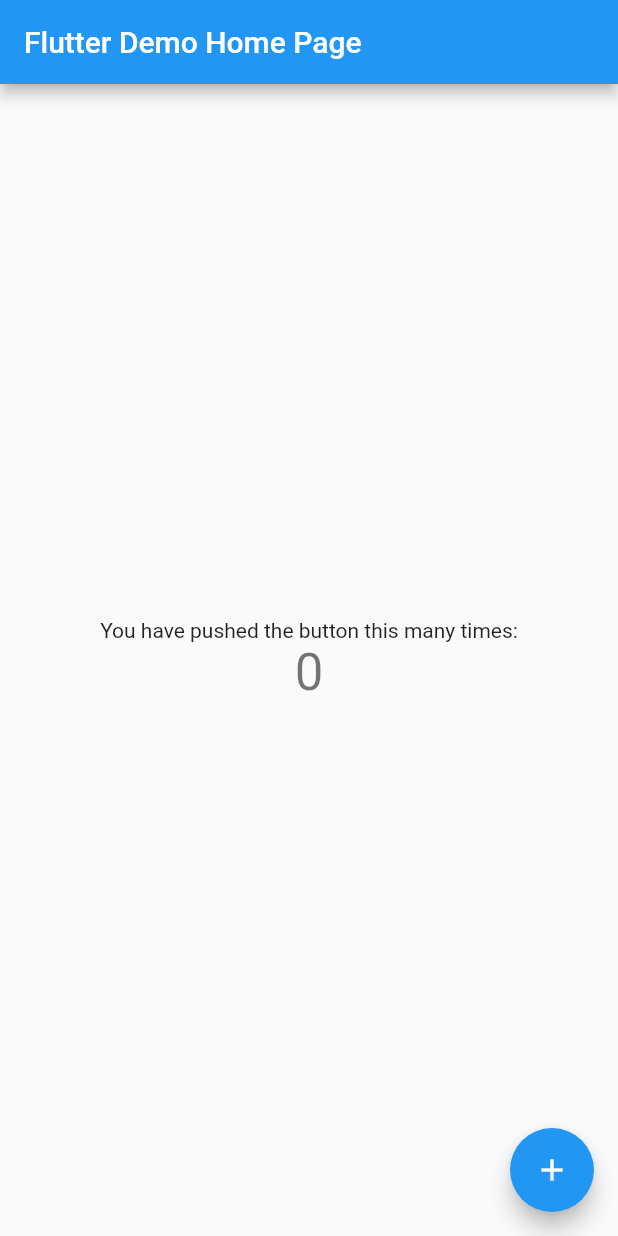
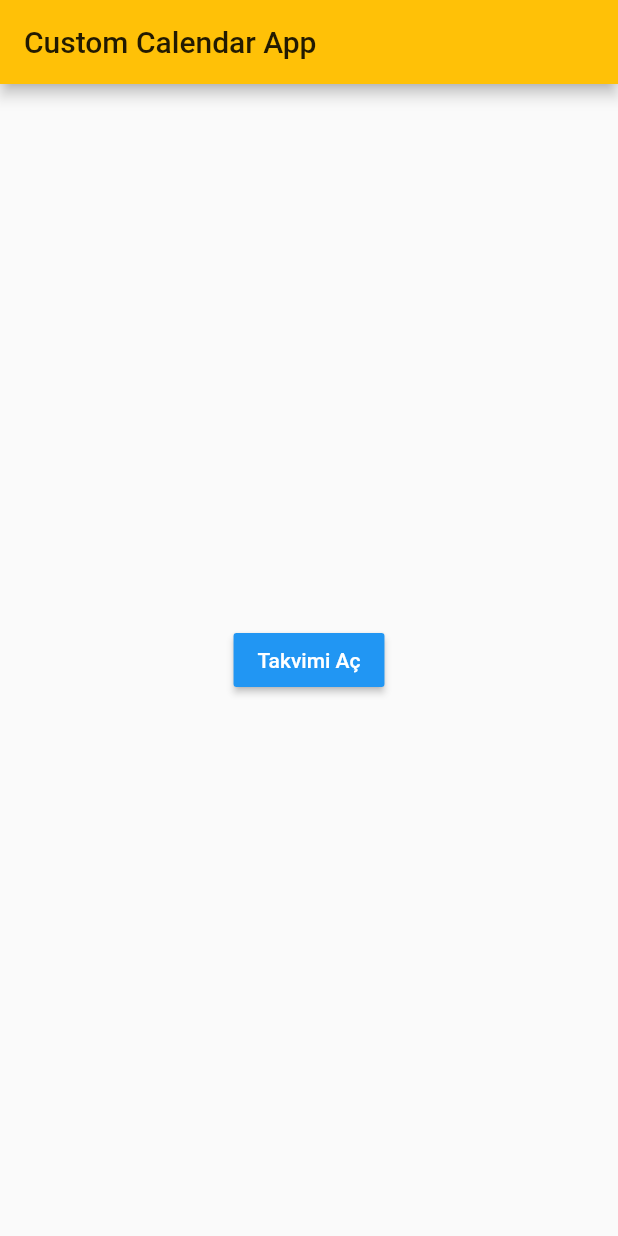
Before and after one commit to SalihCanBinboga/Flutter-Custom-DatePicker, a Flutter app: the screen it shows after launch, on a phone screen of 412 x 824 dp. Run offline on Flutter 3.47's test engine with Material 2 defaults, Android fonts, the phone set to English and light mode, and no system bars.

```diff
--- a/lib/main.dart
+++ b/lib/main.dart
@@ -1,117 +1,54 @@
 import 'package:flutter/material.dart';
 
-void main() {
-  runApp(MyApp());
-}
+void main() => runApp(MyApp());
 
 class MyApp extends StatelessWidget {
-  // This widget is the root of your application.
   @override
   Widget build(BuildContext context) {
     return MaterialApp(
-      title: 'Flutter Demo',
-      theme: ThemeData(
-        // This is the theme of your application.
-        //
-        // Try running your application with "flutter run". You'll see the
-        // application has a blue toolbar. Then, without quitting the app, try
-        // changing the primarySwatch below to Colors.green and then invoke
-        // "hot reload" (press "r" in the console where you ran "flutter run",
-        // or simply save your changes to "hot reload" in a Flutter IDE).
-        // Notice that the counter didn't reset back to zero; the application
-        // is not restarted.
-        primarySwatch: Colors.blue,
-        // This makes the visual density adapt to the platform that you run
-        // the app on. For desktop platforms, the controls will be smaller and
-        // closer together (more dense) than on mobile platforms.
-        visualDensity: VisualDensity.adaptivePlatformDensity,
-      ),
-      home: MyHomePage(title: 'Flutter Demo Home Page'),
+      debugShowCheckedModeBanner: false,
+      theme: ThemeData(primaryColor: Colors.amber),
+      home: HomeScreen(),
     );
   }
 }
 
-class MyHomePage extends StatefulWidget {
-  MyHomePage({Key key, this.title}) : super(key: key);
-
-  // This widget is the home page of your application. It is stateful, meaning
-  // that it has a State object (defined below) that contains fields that affect
-  // how it looks.
-
-  // This class is the configuration for the state. It holds the values (in this
-  // case the title) provided by the parent (in this case the App widget) and
-  // used by the build method of the State. Fields in a Widget subclass are
-  // always marked "final".
-
-  final String title;
-
-  @override
-  _MyHomePageState createState() => _MyHomePageState();
-}
-
-class _MyHomePageState extends State<MyHomePage> {
-  int _counter = 0;
-
-  void _incrementCounter() {
-    setState(() {
-      // This call to setState tells the Flutter framework that something has
-      // changed in this State, which causes it to rerun the build method below
-      // so that the display can reflect the updated values. If we changed
-      // _counter without calling setState(), then the build method would not be
-      // called again, and so nothing would appear to happen.
-      _counter++;
-    });
-  }
-
+class HomeScreen extends StatelessWidget {
   @override
   Widget build(BuildContext context) {
-    // This method is rerun every time setState is called, for instance as done
-    // by the _incrementCounter method above.
-    //
-    // The Flutter framework has been optimized to make rerunning build methods
-    // fast, so that you can just rebuild anything that needs updating rather
-    // than having to individually change instances of widgets.
     return Scaffold(
       appBar: AppBar(
-        // Here we take the value from the MyHomePage object that was created by
-        // the App.build method, and use it to set our appbar title.
-        title: Text(widget.title),
+        title: Text("Custom Calendar App"),
       ),
       body: Center(
-        // Center is a layout widget. It takes a single child and positions it
-        // in the middle of the parent.
-        child: Column(
-          // Column is also a layout widget. It takes a list of children and
-          // arranges them vertically. By default, it sizes itself to fit its
-          // children horizontally, and tries to be as tall as its parent.
-          //
-          // Invoke "debug painting" (press "p" in the console, choose the
-          // "Toggle Debug Paint" action from the Flutter Inspector in Android
-          // Studio, or the "Toggle Debug Paint" command in Visual Studio Code)
-          // to see the wireframe for each widget.
-          //
-          // Column has various properties to control how it sizes itself and
-          // how it positions its children. Here we use mainAxisAlignment to
-          // center the children vertically; the main axis here is the vertical
-          // axis because Columns are vertical (the cross axis would be
-          // horizontal).
-          mainAxisAlignment: MainAxisAlignment.center,
-          children: <Widget>[
-            Text(
-              'You have pushed the button this many times:',
-            ),
-            Text(
-              '$_counter',
-              style: Theme.of(context).textTheme.headline4,
-            ),
-          ],
+        child: RaisedButton(
+          onPressed: () => {Navigator.of(context).push(MaterialPageRoute(builder: (context) => CalendarScreen()))},
+          color: Colors.blue,
+          child: Text(
+            "Takvimi Aç",
+            style: TextStyle(color: Colors.white),
+          ),
         ),
       ),
-      floatingActionButton: FloatingActionButton(
-        onPressed: _incrementCounter,
-        tooltip: 'Increment',
-        child: Icon(Icons.add),
-      ), // This trailing comma makes auto-formatting nicer for build methods.
     );
   }
 }
+
+class CalendarScreen extends StatefulWidget {
+  @override
+  _CalendarScreenState createState() => _CalendarScreenState();
+}
+
+class _CalendarScreenState extends State<CalendarScreen> {
+  @override
+  Widget build(BuildContext context) {
+    return Scaffold(
+      appBar: AppBar(
+        title: Text("Tarih Seçin"),
+      ),
+      body: Container(
+        color: Colors.pink,
+      ),
+    );
+  }
+}
```
